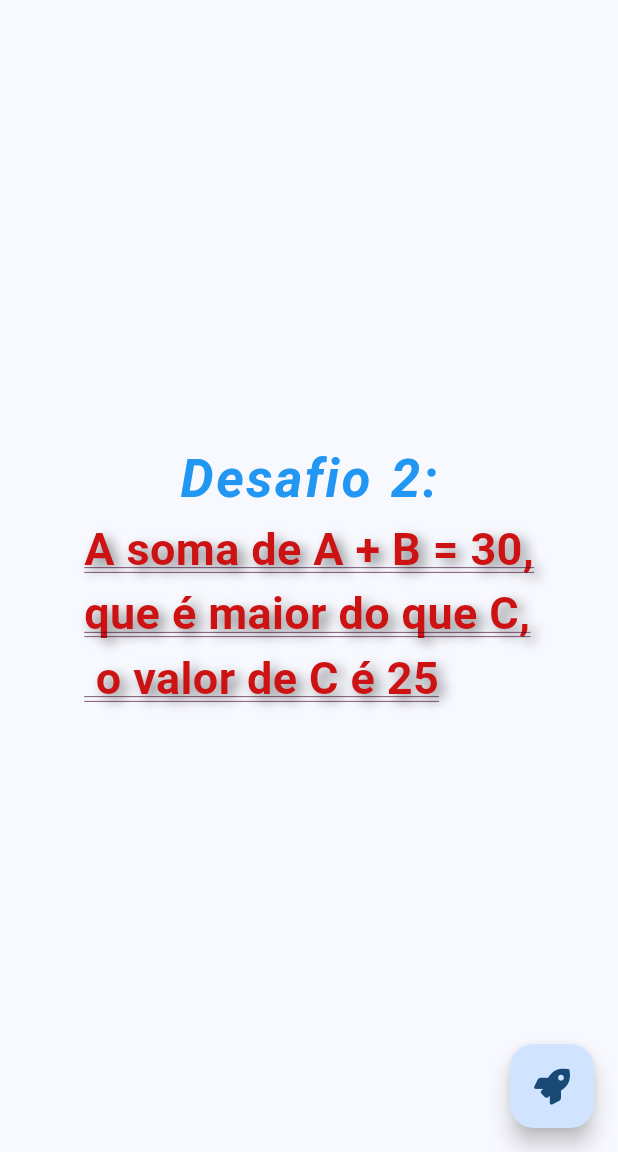
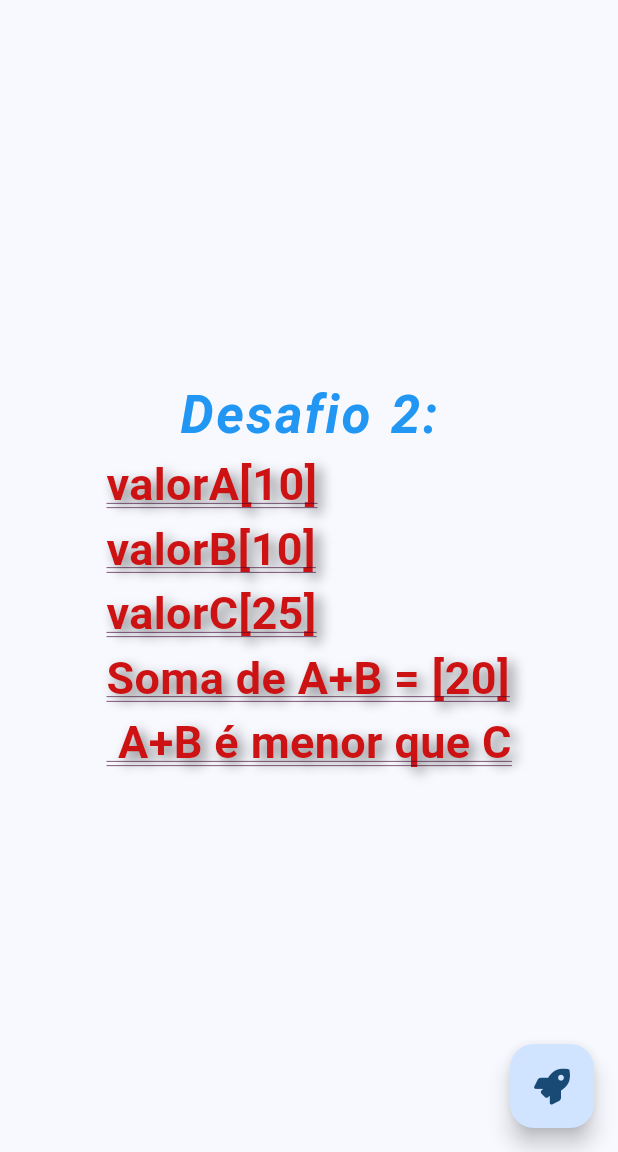
Before and after one commit to MateusOliveira991/projeto-flutter-modulo2, a Flutter app: the screen it shows after launch, after a tap on an icon or button, on a phone screen of 412 x 824 dp, the part 84-1236 px from its top. Run offline on Flutter 3.47's test engine with Material 3 defaults, Android fonts, the phone set to English and light mode, and no system bars; our stand-ins replace font_awesome_flutter.

Commit message:
fix: alterando o modo de exibicao dos valores

```diff
--- a/lib/main.dart
+++ b/lib/main.dart
@@ -68,20 +68,20 @@ class _MyHomePageState extends State<MyHomePage> {
 
   void _desafio2() {
     int valorA = 10;
-    int valorB = 20;
+    int valorB = 10;
     int valorC = 25;
     int soma = valorA + valorB;
 
     setState(() {
       if (soma > valorC) {
         _result =
-            'A soma de A + B = $soma,\nque é maior do que C,\n o valor de C é $valorC';
+            'valorA[$valorA]\nvalorB[$valorB]\nvalorC[$valorC]\nSoma de A+B = [$soma]\n A+B é maior que C';
       } else if (soma < valorC) {
         _result =
-            'A soma de A + B = $soma,\nque é menor do que C,\n o valor de C é $valorC';
+            'valorA[$valorA]\nvalorB[$valorB]\nvalorC[$valorC]\nSoma de A+B = [$soma]\n A+B é menor que C';
       } else {
         _result =
-            'A soma de A + B = $soma,\nque é igual a C,\n o valor de C é $valorC';
+            'valorA[$valorA]\nvalorB[$valorB]\nvalorC[$valorC]\nSoma de A+B = [$soma]\n A+B é igual a C';
       }
     });
   }
```
